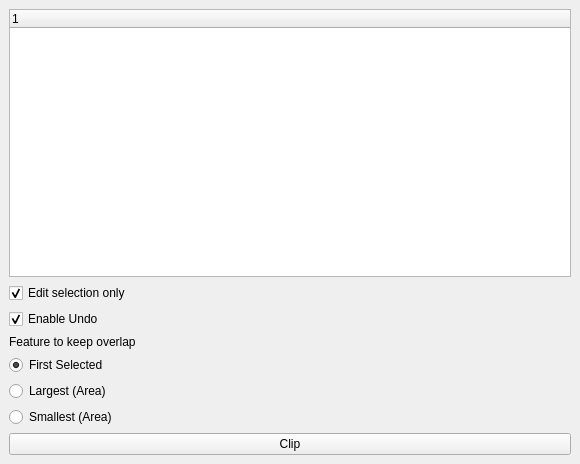
This is overlap_clipper_dockwidget_base.ui in atodadson/Overlap_Clipper as Qt 5 draws it before an edit. The edited form follows.
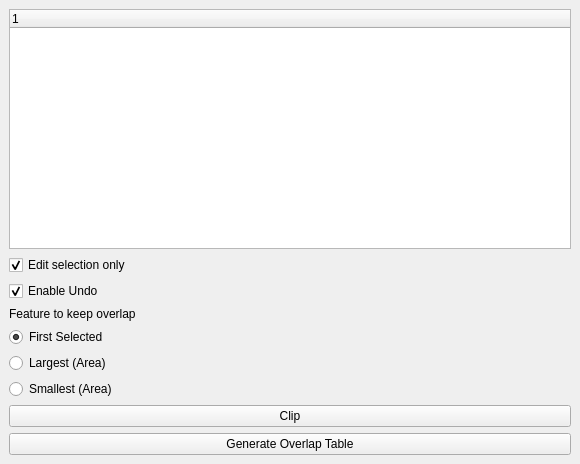
This is the edited form.

Commit message: Overlap table button added

```diff
--- a/overlap_clipper_dockwidget_base.ui
+++ b/overlap_clipper_dockwidget_base.ui
@@ -103,6 +103,13 @@
         </property>
        </widget>
       </item>
+      <item>
+       <widget class="QPushButton" name="overlapTableButton">
+        <property name="text">
+         <string>Generate Overlap Table</string>
+        </property>
+       </widget>
+      </item>
      </layout>
     </item>
    </layout>
```
Left out of the diff: 2 changed lines with no effect on the pictures. The commit also changes 3 other files.
